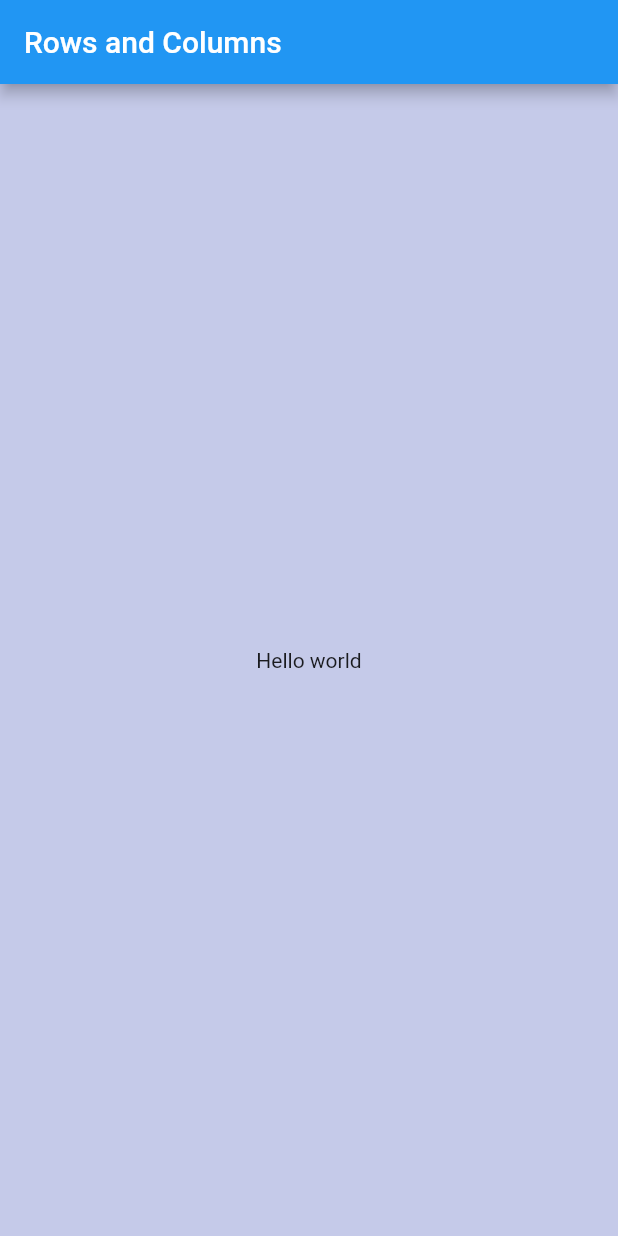
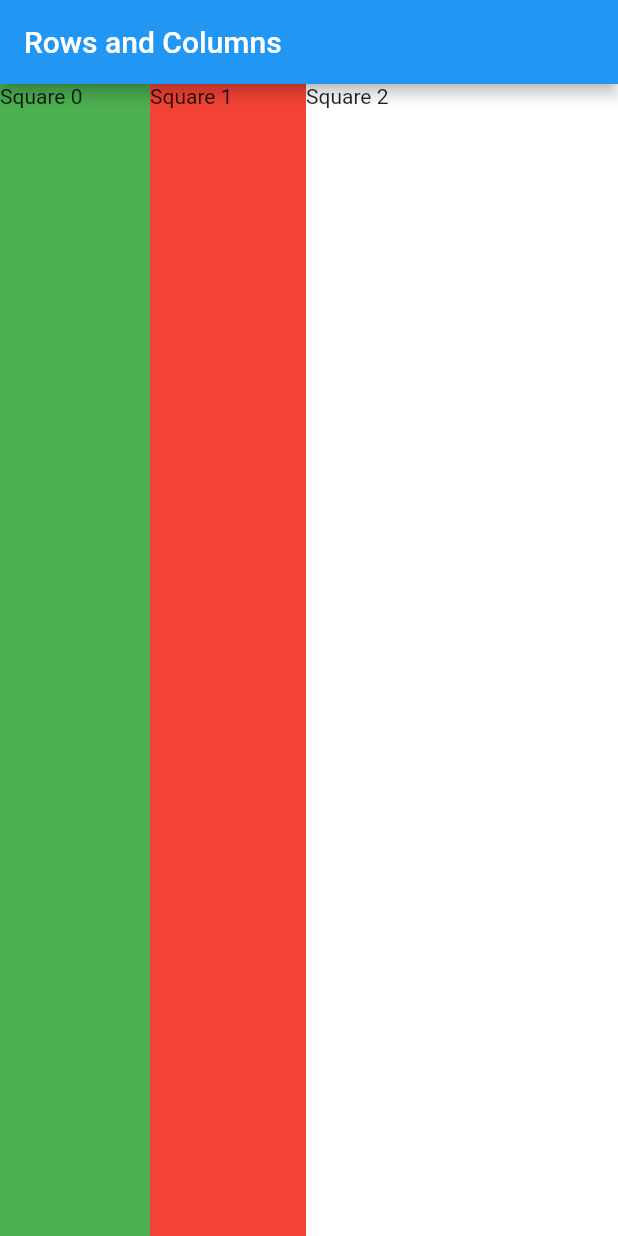
Before and after one commit to Be55am/flutter_examples, a Flutter app: the screen it shows after launch, on a phone screen of 412 x 824 dp. Run offline on Flutter 3.47's test engine with Material 2 defaults, Android fonts, the phone set to English and light mode, and no system bars.

Commit message:
rows and collumns

```diff
--- a/lib/main.dart
+++ b/lib/main.dart
@@ -3,7 +3,6 @@ import 'package:flutter/material.dart';
 void main() => runApp(MyApp());
 
 class MyApp extends StatelessWidget {
-
   @override
   Widget build(BuildContext context) {
     return MaterialApp(
@@ -13,10 +12,46 @@ class MyApp extends StatelessWidget {
         appBar: AppBar(
           title: Text('Rows and Columns'),
         ),
-        body: Center(
-          child: Text('Hello world'),
-        ),
+        body: Home(),
       ),
     );
   }
 }
+
+class Home extends StatelessWidget {
+  const Home({Key? key}) : super(key: key);
+
+  @override
+  Widget build(BuildContext context) {
+    final sizeX = MediaQuery.of(context).size.width;
+    final sizeY = MediaQuery.of(context).size.height;
+    return Container(
+      width: sizeX,
+      height: sizeY,
+      child: Row(
+        // mainAxisAlignment: MainAxisAlignment.center,
+        crossAxisAlignment: CrossAxisAlignment.stretch,
+        children: createSquares(3),
+      ),
+    );
+  }
+
+  List<Widget> createSquares(int numSquares) {
+    int i = 0;
+    List colors = [Colors.green, Colors.red, Colors.white];
+    List<Widget> squares = [];
+    while (i < numSquares) {
+      squares.add(Expanded(
+        flex: i,
+          child: Container(
+        width: 100,
+        height: 100,
+        color: colors[i % colors.length],
+        child: Text('Square $i'),
+      )));
+      i++;
+    }
+
+    return squares;
+  }
+}
```
